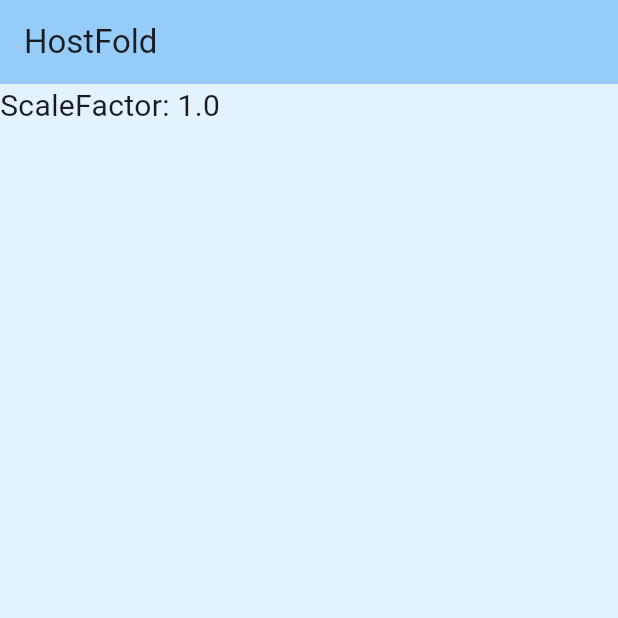
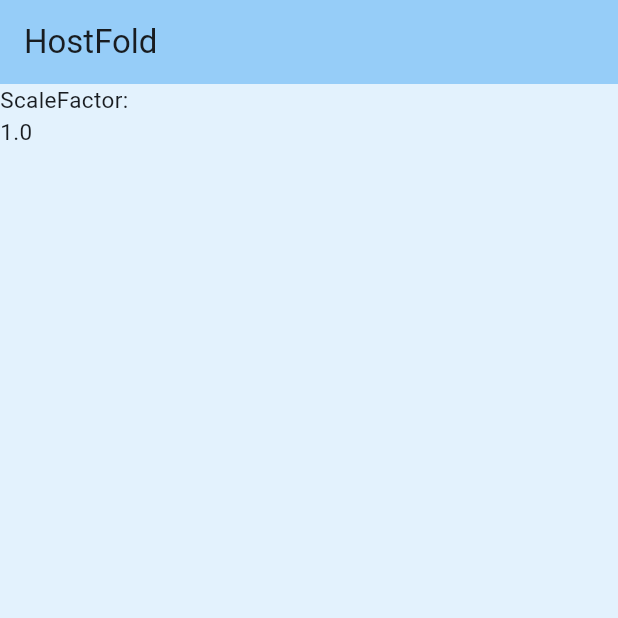
Before and after one commit to sterfuny/paoium, a Flutter app: the screen it shows after launch, on a phone screen of 412 x 824 dp, the top half of it. Run offline on Flutter 3.47's test engine with Material 3 defaults, Android fonts, the light colour scheme and no system bars.

Commit message:
fix: 缩放手势结束后可能不会回1.0

```diff
--- a/lib/gesture/scale.dart
+++ b/lib/gesture/scale.dart
@@ -13,10 +13,11 @@ class _ScaleGesturelayoutState extends State<ScaleGesturelayout> {
     return GestureDetector(
       onScaleUpdate: (ScaleUpdateDetails details) {
         setState(() {
-          print("update");
-          _scaleFactor = 1.0;
-          _scaleFactor *= details.scale;
-        });
+        _scaleFactor = 1.0;
+        _scaleFactor = details.scale;});
+      },
+      onScaleEnd: (details){
+        setState(() {_scaleFactor = 1.0;});
       },
       child: Container(
         color: Colors.blue[50],
@@ -24,8 +25,8 @@ class _ScaleGesturelayoutState extends State<ScaleGesturelayout> {
         height: double.infinity,
 
         child: Text(
-          "ScaleFactor: $_scaleFactor",
-          style: TextStyle(fontSize: _scaleFactor*20.0),
+          "ScaleFactor:\n$_scaleFactor",
+          style: TextStyle(fontSize: _scaleFactor*15.0),
         ),
       ),
     );
--- a/lib/main.dart
+++ b/lib/main.dart
@@ -29,6 +29,7 @@ class HostFold extends StatelessWidget {
         backgroundColor: Theme.of(context).colorScheme.inversePrimary,
         title: Text("HostFold"),
       ),
+
       body: ScaleGesturelayout(),
     );
   }
```
